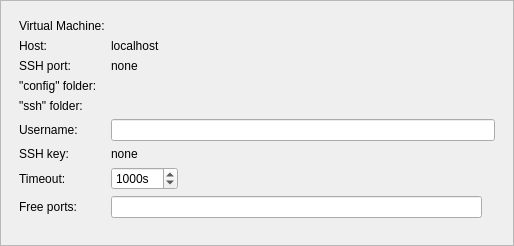
Old version of the form src/plugins/mer/meremulatordevicewidget.ui in the repository sailfishos/sailfish-qtcreator.
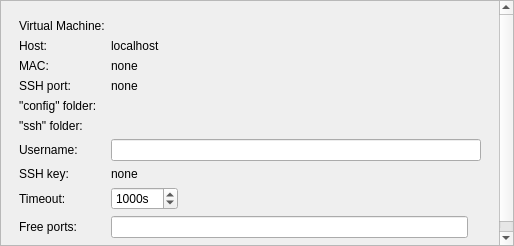
New version of the form.

Commit message: Jolla: Add MAC info to emualtorwidget

What changed in the file:
```diff
--- a/src/plugins/mer/meremulatordevicewidget.ui
+++ b/src/plugins/mer/meremulatordevicewidget.ui
@@ -27,8 +27,8 @@
        <rect>
         <x>0</x>
         <y>0</y>
-        <width>508</width>
-        <height>240</height>
+        <width>493</width>
+        <height>260</height>
        </rect>
       </property>
       <layout class="QGridLayout" name="gridLayout_2">
@@ -55,14 +55,14 @@
             </property>
            </widget>
           </item>
-          <item row="7" column="0">
+          <item row="10" column="0">
            <widget class="QLabel" name="configFolderLabel">
             <property name="text">
              <string>&quot;config&quot; folder:</string>
             </property>
            </widget>
           </item>
-          <item row="7" column="1">
+          <item row="10" column="1">
            <widget class="QLabel" name="configFolderLabelEdit">
             <property name="text">
              <string/>
@@ -72,14 +72,14 @@
             </property>
            </widget>
           </item>
-          <item row="9" column="0">
+          <item row="12" column="0">
            <widget class="QLabel" name="sshFolderLabel">
             <property name="text">
              <string>&quot;ssh&quot; folder:</string>
             </property>
            </widget>
           </item>
-          <item row="9" column="1">
+          <item row="12" column="1">
            <widget class="QLabel" name="sshFolderLabelEdit">
             <property name="text">
              <string/>
@@ -89,7 +89,7 @@
             </property>
            </widget>
           </item>
-          <item row="10" column="0">
+          <item row="13" column="0">
            <widget class="QLabel" name="userNameLabel">
             <property name="text">
              <string>Username:</string>
@@ -99,21 +99,21 @@
             </property>
            </widget>
           </item>
-          <item row="10" column="1">
+          <item row="13" column="1">
            <widget class="QLineEdit" name="userLineEdit">
             <property name="text">
              <string notr="true"/>
             </property>
            </widget>
           </item>
-          <item row="11" column="0">
+          <item row="14" column="0">
            <widget class="QLabel" name="sshKeyLabel">
             <property name="text">
              <string>SSH key:</string>
             </property>
            </widget>
           </item>
-          <item row="11" column="1">
+          <item row="14" column="1">
            <widget class="QLabel" name="sshKeyLabelEdit">
             <property name="text">
              <string>none</string>
@@ -123,7 +123,7 @@
             </property>
            </widget>
           </item>
-          <item row="13" column="0">
+          <item row="16" column="0">
            <widget class="QLabel" name="connectionTimeoutLabel">
             <property name="text">
              <string>Timeout:</string>
@@ -133,7 +133,7 @@
             </property>
            </widget>
           </item>
-          <item row="13" column="1">
+          <item row="16" column="1">
            <widget class="QSpinBox" name="timeoutSpinBox">
             <property name="suffix">
              <string>s</string>
@@ -149,7 +149,7 @@
             </property>
            </widget>
           </item>
-          <item row="14" column="0">
+          <item row="17" column="0">
            <widget class="QLabel" name="freePortsLabel">
             <property name="text">
              <string>Free ports:</string>
@@ -159,7 +159,7 @@
             </property>
            </widget>
           </item>
-          <item row="14" column="1">
+          <item row="17" column="1">
            <layout class="QHBoxLayout" name="horizontalLayout_2">
             <item>
              <widget class="QLineEdit" name="portsLineEdit">
@@ -177,14 +177,14 @@
             </item>
            </layout>
           </item>
-          <item row="5" column="0">
+          <item row="8" column="0">
            <widget class="QLabel" name="sshPortLabel">
             <property name="text">
              <string>SSH port:</string>
             </property>
            </widget>
           </item>
-          <item row="5" column="1">
+          <item row="8" column="1">
            <widget class="QLabel" name="sshPortLabelEdit">
             <property name="text">
              <string>none</string>
@@ -205,6 +205,20 @@
             </property>
            </widget>
           </item>
+          <item row="5" column="0">
+           <widget class="QLabel" name="macLabel">
+            <property name="text">
+             <string>MAC:</string>
+            </property>
+           </widget>
+          </item>
+          <item row="5" column="1">
+           <widget class="QLabel" name="macLabelEdit">
+            <property name="text">
+             <string>none</string>
+            </property>
+           </widget>
+          </item>
          </layout>
          <zorder>userLineEdit</zorder>
          <zorder>userNameLabel</zorder>
```
Left out of the diff: 2 changed lines with no effect on the pictures. The commit also changes 1 other file.
